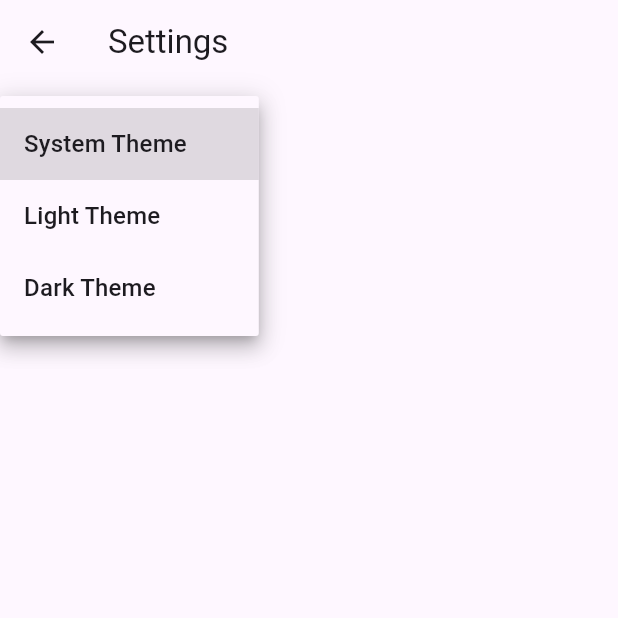
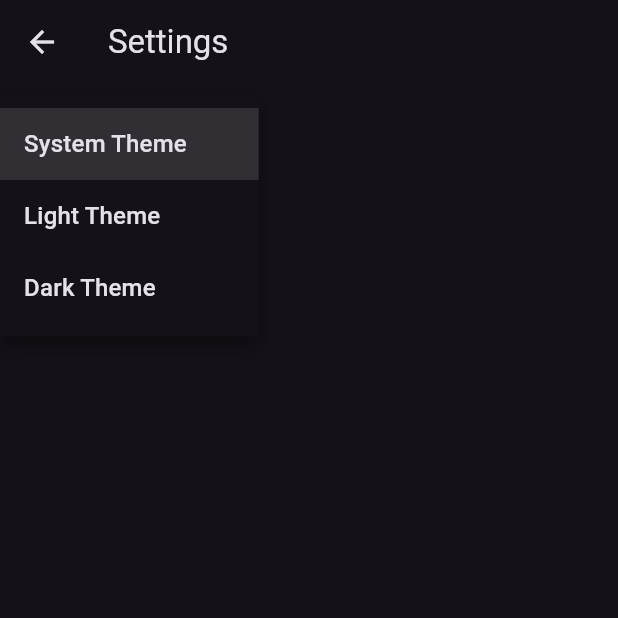
Before and after one commit to adipanda2002/devbuddy, a Flutter app: the SettingsView screen opened by its route, after a tap on "System Theme", on a phone screen of 412 x 824 dp, the top half of it. Run offline on Flutter 3.47's test engine with Material 3 defaults, Android fonts, the phone set to English and light mode, and no system bars; generated files the repository leaves out were written again.

Commit message:
Set to dark theme

```diff
--- a/lib/src/app.dart
+++ b/lib/src/app.dart
@@ -1,3 +1,4 @@
+import 'package:devbuddy/src/tinder_card/tinder_page.dart';
 import 'package:flutter/material.dart';
 import 'package:flutter_gen/gen_l10n/app_localizations.dart';
 import 'package:flutter_localizations/flutter_localizations.dart';
@@ -56,7 +57,7 @@ class MyApp extends StatelessWidget {
           // Define a light and dark color theme. Then, read the user's
           // preferred ThemeMode (light, dark, or system default) from the
           // SettingsController to display the correct theme.
-          theme: ThemeData(),
+          theme: ThemeData.dark(),
           darkTheme: ThemeData.dark(),
           themeMode: settingsController.themeMode,
 
@@ -70,10 +71,10 @@ class MyApp extends StatelessWidget {
                   case SettingsView.routeName:
                     return SettingsView(controller: settingsController);
                   case SampleItemDetailsView.routeName:
-                    return const SampleItemDetailsView();
+                    return TinderPageView();
                   case SampleItemListView.routeName:
                   default:
-                    return const SampleItemListView();
+                    return TinderPageView();
                 }
               },
             );
```
Also changed, not shown: lib/src/tinder_card/tinder_card.dart (added, +20 -0 lines), lib/src/tinder_card/tinder_page.dart (added, +13 -0 lines).
